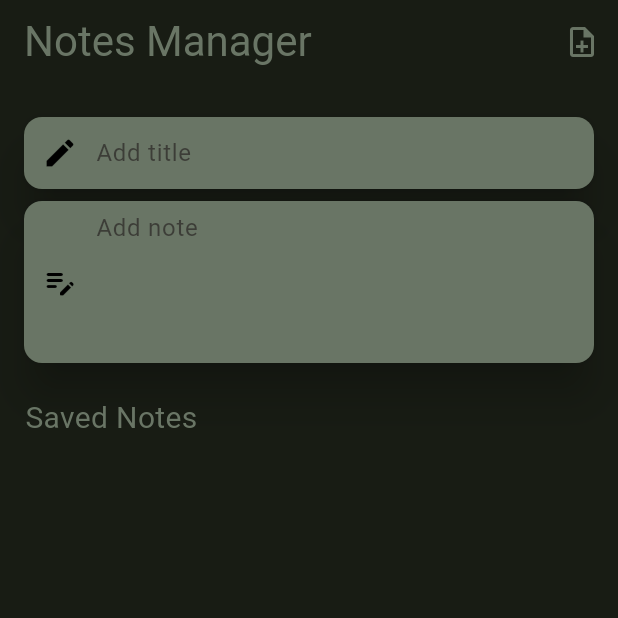
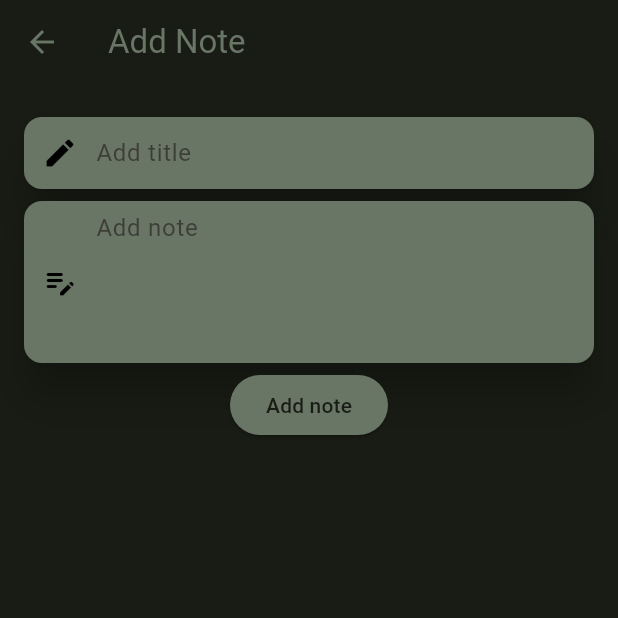
Before and after one commit to Zimil-Patel/notes_app, a Flutter app: the screen it shows after launch, after a tap on the "note add" icon, on a phone screen of 412 x 824 dp, the top half of it. Run offline on Flutter 3.47's test engine with Material 3 defaults, Android fonts, the phone set to English and light mode, and no system bars; our stand-ins replace google_fonts, sqflite; accounts and stored records are empty.

Commit message:
22 Jan 2025

```diff
--- a/lib/provider/note_provider.dart
+++ b/lib/provider/note_provider.dart
@@ -4,7 +4,6 @@ import 'package:intl/intl.dart';
 
 import '../model/note_model.dart';
 import '../services/database_service.dart';
-import '../utils/constants.dart';
 
 class NoteProvider with ChangeNotifier {
   List<NoteModel> _notes = [];
@@ -35,10 +34,8 @@ class NoteProvider with ChangeNotifier {
   }
 
   //  ADD NOTE
-  Future<void> addNote() async {
-    if(txtTitle.text.isNotEmpty && txtNote.text.isNotEmpty){
-      final title = txtTitle.text;
-      final note = txtNote.text;
+  Future<void> addNote(String title,String note) async {
+    if(title.isNotEmpty && note.isNotEmpty){
       final dateTime = DateTime.now();
       final date = DateFormat.yMMMd().format(dateTime);
       final time = DateFormat.jm().format(dateTime);
@@ -49,8 +46,8 @@ class NoteProvider with ChangeNotifier {
       await DatabaseService.databaseService.insertRecord(noteModel);
 
       getAllNotes();
-      txtTitle.clear();
-      txtNote.clear();
+      // txtTitle.clear();
+      // txtNote.clear();
     }
   }
 
@@ -61,9 +58,9 @@ class NoteProvider with ChangeNotifier {
   }
 
   //  UPDATE NOTE
-  Future<void> updateNote(NoteModel model) async {
-    final title = txtTitle.text;
-    final note = txtNote.text;
+  Future<void> updateNote(NoteModel model, String title, note) async {
+    model.title = title;
+    model.note = note;
     model.title = title;
     model.note = note;
 
--- a/lib/utils/constants.dart
+++ b/lib/utils/constants.dart
@@ -1,6 +1,2 @@
-import 'package:flutter/material.dart';
 
 const double defPadding = 12;
-
-var txtTitle = TextEditingController();
-var txtNote = TextEditingController();
--- a/lib/view/home page/home_page.dart
+++ b/lib/view/home page/home_page.dart
@@ -2,9 +2,9 @@ import 'dart:developer';
 import 'package:flutter/material.dart';
 import 'package:notes_app/provider/note_provider.dart';
 import 'package:notes_app/utils/constants.dart';
+import 'package:notes_app/view/note%20add%20page/note_add_page.dart';
 import 'package:provider/provider.dart';
 import '../../model/note_model.dart';
-import 'components/custom_text_field.dart';
 import 'components/note_list_view.dart';
 
 class HomePage extends StatelessWidget {
@@ -15,26 +15,12 @@ class HomePage extends StatelessWidget {
     log("Home building --------------");
 
     return Scaffold(
-      resizeToAvoidBottomInset: true,
+      resizeToAvoidBottomInset: false,
       appBar: _buildHomeAppBar(context),
       body: Column(
         crossAxisAlignment: CrossAxisAlignment.start,
         children: [
-          SizedBox(height: 18),
-          // Title text field
-          CustomTextField(
-            hintText: 'Add title',
-            icon: Icons.edit,
-            controller: txtTitle,
-          ),
 
-          // Note text field
-          CustomTextField(
-            hintText: 'Add note',
-            icon: Icons.edit_note_rounded,
-            controller: txtNote,
-            maxLine: 4,
-          ),
           SizedBox(height: 18),
           // SAVED NOTE TITLE
           Padding(
@@ -73,8 +59,8 @@ AppBar _buildHomeAppBar(BuildContext context) {
     ),
     actions: [
       IconButton(
-        onPressed: () async {
-          await context.read<NoteProvider>().addNote();
+        onPressed: () {
+          Navigator.of(context).push(MaterialPageRoute(builder: (context) => NoteAddPage(),));
         },
         icon: Icon(Icons.note_add_outlined),
       ),
--- /dev/null
+++ b/lib/view/note add page/note_add_page.dart
@@ -0,0 +1,54 @@
+import 'package:flutter/material.dart';
+import 'package:provider/provider.dart';
+
+import '../../provider/note_provider.dart';
+import '../home page/components/custom_text_field.dart';
+
+class NoteAddPage extends StatelessWidget {
+  const NoteAddPage({super.key});
+
+  @override
+  Widget build(BuildContext context) {
+
+    var _txtTitle = TextEditingController();
+    var _txtNote = TextEditingController();
+
+    return Scaffold(
+      appBar: AppBar(
+        backgroundColor: Colors.transparent,
+        title: Text('Add Note'),
+      ),
+
+      // body
+      body: Column(
+        children: [
+          SizedBox(height: 18),
+          // Title text field
+          CustomTextField(
+            hintText: 'Add title',
+            icon: Icons.edit,
+            controller: _txtTitle,
+          ),
+
+          // Note text field
+          CustomTextField(
+            hintText: 'Add note',
+            icon: Icons.edit_note_rounded,
+            controller: _txtNote,
+            maxLine: 4,
+          ),
+
+          // add button
+          ElevatedButton(
+            onPressed: () async {
+              await context.read<NoteProvider>().addNote(_txtTitle.text, _txtNote.text);
+              _txtTitle.clear();
+              _txtNote.clear();
+            },
+            child: Text('Add note'),
+          ),
+        ],
+      ),
+    );
+  }
+}
```
